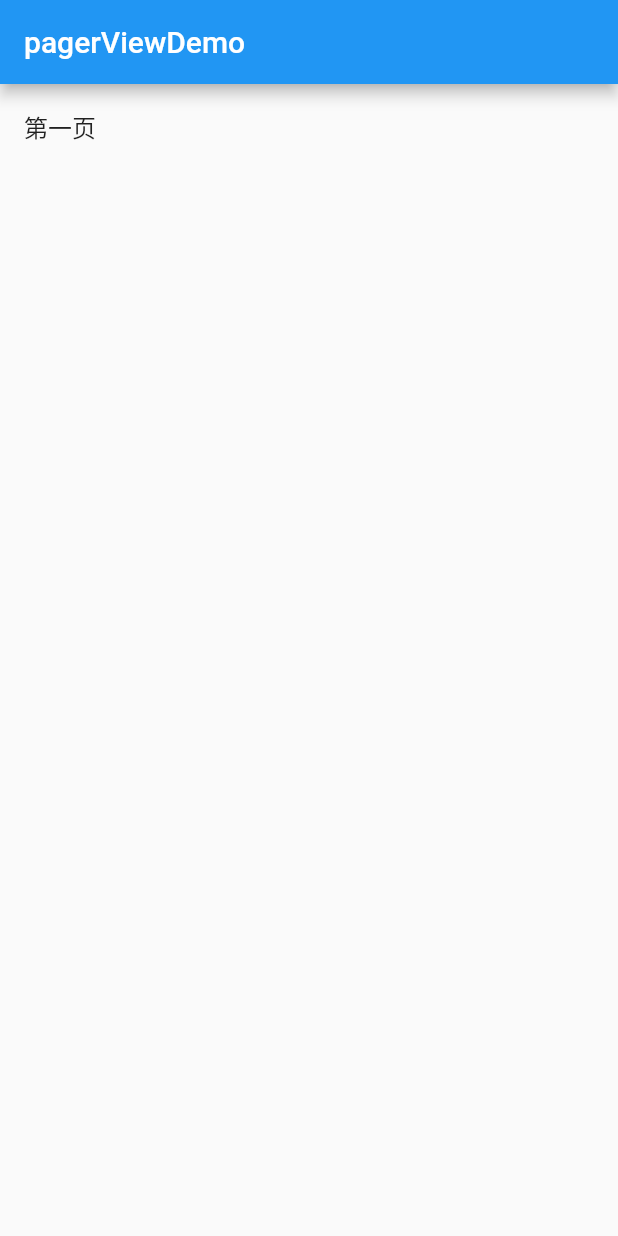
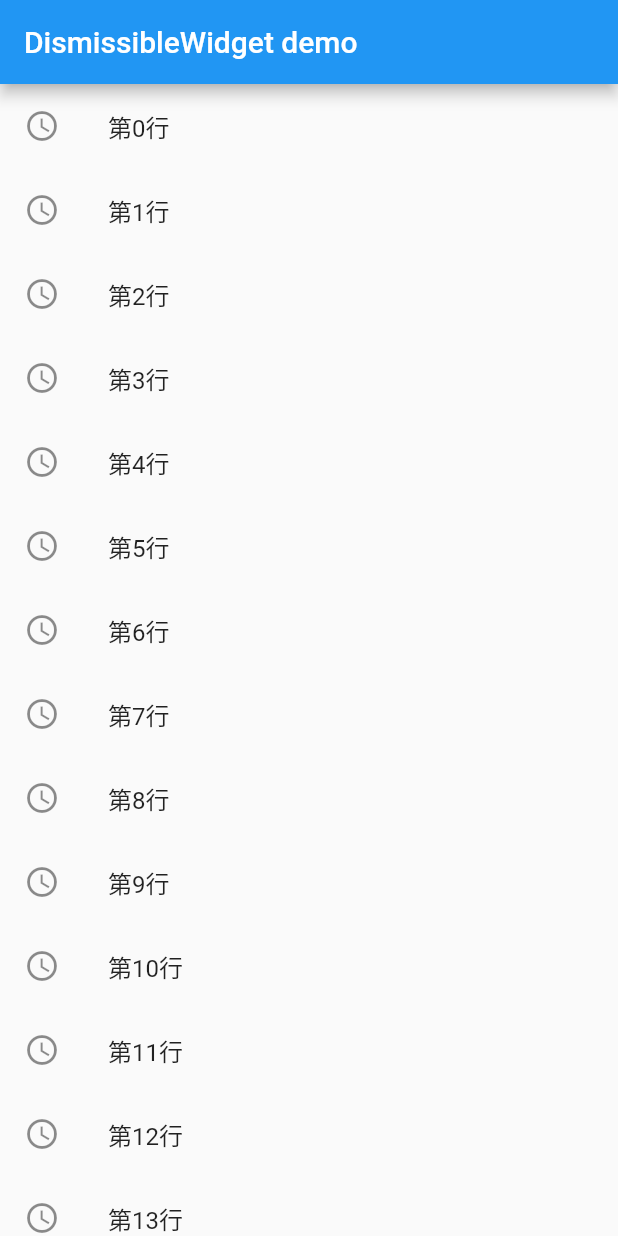
Before and after one commit to PeterGee/FirstFlutter, a Flutter app: the screen it shows after launch, on a phone screen of 412 x 824 dp. Run offline on Flutter 3.47's test engine with Material 2 defaults, Android fonts, the phone set to English and light mode, and no system bars.

Commit message:
feat: 左滑删除

```diff
--- a/lib/DartDemo.dart
+++ b/lib/DartDemo.dart
@@ -398,3 +398,75 @@ class PagerViewWidget extends StatelessWidget{
   }
 
 }
+
+class GestureDetectorWidget extends StatelessWidget{
+  const GestureDetectorWidget({super.key});
+
+  @override
+  Widget build(BuildContext context) {
+    return MaterialApp(
+      title: 'Flutter',
+      home: Scaffold(
+        appBar: AppBar(
+          title: const Text("GestureDetector"),
+        ),
+        body: Center(
+          child: GestureDetector(
+            child: const Text("手势识别"),
+            onTap: (){
+              print("点击");
+            },
+            onDoubleTap: (){
+              print("双击");
+            },
+            onLongPress: (){
+              print("长按");
+            },
+            onHorizontalDragStart: (DragStartDetails details){
+              print("水平拖动");
+            },
+          ),
+        ),
+      ),
+    );
+  }
+
+}
+
+// 滑动删除
+class DismissibleWidget extends StatelessWidget{
+
+  final List<String> items;
+
+  const DismissibleWidget({required this.items});
+
+  @override
+  Widget build(BuildContext context) {
+    return MaterialApp(
+      title: "Flutter",
+      home: Scaffold(
+        appBar: AppBar(
+          title: const Text("DismissibleWidget demo"),
+        ),
+        body: ListView.builder(
+            itemCount: items.length,
+            itemBuilder:(context,index){
+              final item = items[index];
+              return Dismissible(
+                  key: Key(item),
+                  onDismissed: (direction){
+                    items.remove(index);
+                    print(index);
+                  },
+                  child: ListTile(
+                    leading: const Icon(Icons.access_time),
+                    title: Text(items[index]),
+                  )
+              );
+            }
+        ),
+      ),
+    );
+  }
+
+}
--- a/lib/main.dart
+++ b/lib/main.dart
@@ -3,8 +3,6 @@ import 'package:helloflutter/DartDemo.dart';
 
 void main() {
   runApp(
-    PagerViewWidget()
-     // GridViewWidget()
-    // ListViewWidget(items:List<String>.generate(100, (index) => "第$index行"),)
+       DismissibleWidget(items: List<String>.generate(100, (index) => "第$index行"),)
   );
 }
```
